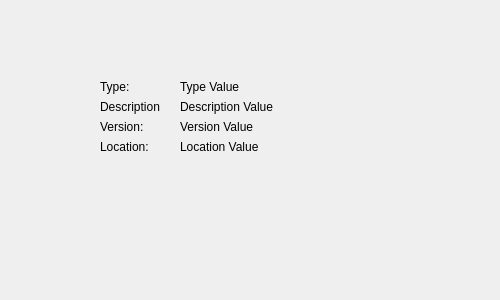
CalcProgrammer1/OpenRGB, file qt/OpenRGBDeviceInfoPage.ui: the form before one commit.
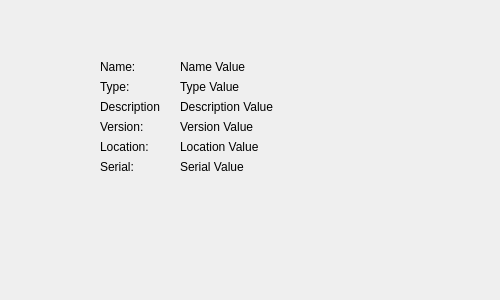
The form after the commit.

Commit message: Add name and serial number information fields to UI

```diff
--- a/qt/OpenRGBDeviceInfoPage.ui
+++ b/qt/OpenRGBDeviceInfoPage.ui
@@ -117,6 +117,58 @@
     <string>Location Value</string>
    </property>
   </widget>
+  <widget class="QLabel" name="NameValue">
+   <property name="geometry">
+    <rect>
+     <x>180</x>
+     <y>60</y>
+     <width>240</width>
+     <height>14</height>
+    </rect>
+   </property>
+   <property name="text">
+    <string>Name Value</string>
+   </property>
+  </widget>
+  <widget class="QLabel" name="NameLabel">
+   <property name="geometry">
+    <rect>
+     <x>100</x>
+     <y>60</y>
+     <width>60</width>
+     <height>14</height>
+    </rect>
+   </property>
+   <property name="text">
+    <string>Name:</string>
+   </property>
+  </widget>
+  <widget class="QLabel" name="SerialValue">
+   <property name="geometry">
+    <rect>
+     <x>180</x>
+     <y>160</y>
+     <width>240</width>
+     <height>14</height>
+    </rect>
+   </property>
+   <property name="text">
+    <string>Serial Value</string>
+   </property>
+  </widget>
+  <widget class="QLabel" name="SerialLabel">
+   <property name="geometry">
+    <rect>
+     <x>100</x>
+     <y>160</y>
+     <width>60</width>
+     <height>14</height>
+    </rect>
+   </property>
+   <property name="text">
+    <string>Serial:</string>
+   </property>
+  </widget>
  </widget>
  <resources/>
  <connections/>
```
The commit also changes 1 other file.
